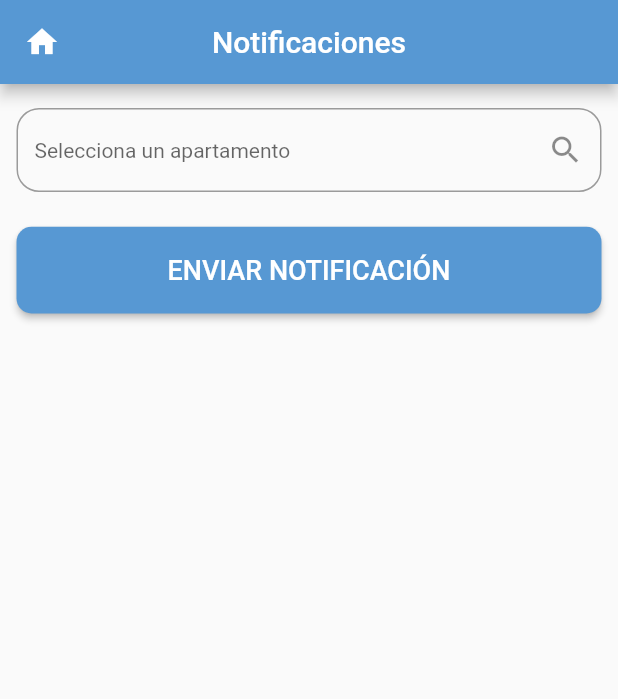
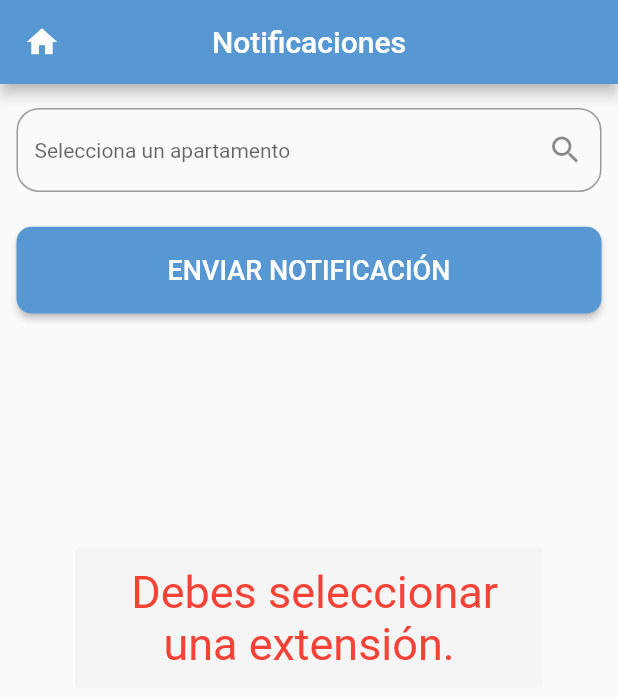
Before and after one commit to carlos-figuera/porteria22, a Flutter app: the NotificacionWhatsappPage screen opened directly, after a tap on "ENVIAR NOTIFICACIÓN", on a phone screen of 412 x 824 dp. Shown: the top 699 px of the screen. Run offline on Flutter 3.47's test engine with Material 2 defaults, Android fonts, the phone set to English and light mode, and no system bars; drawn by our look-alikes of oktoast, searchfield; our stand-ins replace auto_size_text, cached_network_image, dio, firebase_core, firebase_storage, flutter_secure_storage and 6 more; missing offline and left inert: qr_code_scanner; accounts and stored records are empty.

Commit message:
version final

```diff
--- a/lib/Util/Solicitudes_http.dart
+++ b/lib/Util/Solicitudes_http.dart
@@ -18,7 +18,7 @@ class Solicitudes_http {
 
   static Loads loads;
   String UrlBase = "https://phenlinea.com";
-
+//  String UrlBase = "https://phenlinea.com";
 
 
 
--- a/lib/app/ui/Login/recuperar_contrasena.dart
+++ b/lib/app/ui/Login/recuperar_contrasena.dart
@@ -72,7 +72,7 @@ class Recuperar_contrasenaState extends State<Recuperar_contrasena> {
         centerTitle: true,
       ),
       body: Stack(
-        overflow: Overflow.clip,
+       // overflow: Overflow.clip,
         children: <Widget>[
           SingleChildScrollView(
             child: Container(
--- a/lib/app/ui/notificacion_Whatsap_page/widgets/body_notificacion_whatsapp.dart
+++ b/lib/app/ui/notificacion_Whatsap_page/widgets/body_notificacion_whatsapp.dart
@@ -1,5 +1,6 @@
 import 'dart:io';
 
+import 'package:dio/dio.dart';
 import 'package:firebase_storage/firebase_storage.dart';
 import 'package:flutter/cupertino.dart';
 import 'package:flutter/material.dart';
@@ -7,12 +8,16 @@ import 'package:image_picker/image_picker.dart';
 
 import 'package:porteria/Util/Const.dart';
 import 'package:porteria/Util/Load.dart';
+import 'package:porteria/Util/Offline.dart';
 import 'package:porteria/Util/Solicitudes_http.dart';
 import 'package:porteria/Util/widget_globales.dart';
 import 'package:porteria/app/modelos/M_apartamento.dart';
 import 'package:porteria/app/modelos/M_extensiones.dart';
+import 'package:dio/src/response.dart' as repp;
+import 'package:dio/src/multipart_file.dart' as s_archivo;
+import 'package:searchfield/searchfield.dart';
 
-import 'package:searchfield/searchfield.dart';
+import '../../../modelos/model_user.dart';
 
 class BodyNotificacionaWhatsa extends StatefulWidget {
   const BodyNotificacionaWhatsa({Key key}) : super(key: key);
@@ -27,8 +32,7 @@ class _BodyNotificacionaWhatsaState extends State<BodyNotificacionaWhatsa> {
   final storage = FirebaseStorage.instance;
   Solicitudes_http solicitudes_http;
   bool _carga = false;
-  TextEditingController _buscarController = new TextEditingController();
-  var _radioGroupValue = '1';
+
   double alto = 0.3;
   String selectApt;
 
@@ -43,26 +47,8 @@ class _BodyNotificacionaWhatsaState extends State<BodyNotificacionaWhatsa> {
 
   final _formKey = GlobalKey<FormState>();
 
-  TextEditingController _nombreController = TextEditingController();
-  final TextEditingController _nombreAptController = TextEditingController();
-  TextEditingController _cedulaController = TextEditingController();
-  TextEditingController _telefononController = TextEditingController();
-  TextEditingController _placaController = TextEditingController();
-  final TextEditingController _nombreEmController = TextEditingController();
-  final TextEditingController _arlController = TextEditingController();
-  final TextEditingController _epsController = TextEditingController();
-
-  TextEditingController _buscarApartamentoController =
+  final TextEditingController _buscarApartamentoController =
       TextEditingController(text: "");
-  final FocusNode _cedula = FocusNode();
-  final FocusNode _nombre = FocusNode();
-  final FocusNode _nombreApt = FocusNode();
-  final FocusNode _telefono = FocusNode();
-  final FocusNode _placa = FocusNode();
-  final FocusNode _nombreEm = FocusNode();
-  final FocusNode _arl = FocusNode();
-  final FocusNode _eps = FocusNode();
-  final FocusNode _falso = FocusNode();
 
   File _image;
 
@@ -84,7 +70,7 @@ class _BodyNotificacionaWhatsaState extends State<BodyNotificacionaWhatsa> {
   void initState() {
     super.initState();
     solicitudes_http = new Solicitudes_http(context);
-    _listApa = new List();
+    _listApa = [];
     getApartamentos();
   }
 
@@ -100,18 +86,64 @@ class _BodyNotificacionaWhatsaState extends State<BodyNotificacionaWhatsa> {
         ));
   }
 
-  setNotificacion({String namePara, String dat, String ur}) async {
-    var snapshot = await solicitudes_http.enivarNotificacion(
-        nameParam: namePara, data: dat, url: ur);
-    if (snapshot != null) {
-      if (snapshot["codigo"] == "200") {
-        var data1 = snapshot["data"];
+  notifyDelivery() async {
+    UserData userData = UserData();
+    userData = await obtenerDataUser();
+    Loads loads = new Loads(context);
+    loads.Carga("Procesando...");
+
+    userData = await obtenerDataUser();
+    //  print(userData.apiToken);
+    String token = userData.apiToken;
+
+    FormData formData = FormData.fromMap({
+      "media": _image != null
+          ? s_archivo.MultipartFile.fromFileSync(_image.path,
+              filename: "foto1.png")
+          : null
+    });
+
+    repp.Response response;
+    Dio dio = Dio();
+    try {
+      response = await dio.post(
+        solicitudes_http.UrlBase +
+            "/api/extensions/${selectApt}/delivery",
+        data: await formData,
+        options: Options(
+          headers: {
+            HttpHeaders.contentTypeHeader: "application/json",
+            HttpHeaders.authorizationHeader: "Bearer $token"
+          },
+        ),
+        onSendProgress: (received, total) {
+          if (total != -1) {
+            print((received / total * 100).toStringAsFixed(0) + "%");
+          }
+        },
+      );
+
+      if (response.statusCode == 200) {
+        loads.cerrar();
+
+        print("Desde respuest 200 " + response.toString());
+        //Limpiar la panatalla
+        _image = null;
+
+        selectApt = null;
+        newApt = false;
+        checkedValue = false;
+        loads.Toast_Resull(2, "La operación fue procesada con éxito.");
+        _buscarApartamentoController.clear();
         setState(() {});
-      } else {
-        _carga = false;
-        print("Desde enviar notificacion  ${snapshot["codigo"]} ");
-        setState(() {});
+      } else if (response.statusCode >= 400) {
+        loads.cerrar();
+        print("Desde respuest 200 " + response.statusCode.toString());
+        loads.Toast_Resull(1, "La operación ha fallado.");
       }
+    } catch (error) {
+      loads.cerrar();
+      loads.Toast_Resull(1, "La operación ha fallado.");
     }
   }
 
@@ -220,11 +252,12 @@ class _BodyNotificacionaWhatsaState extends State<BodyNotificacionaWhatsa> {
                                   if (apa.name ==
                                       _buscarApartamentoController.text) {
                                     curretExtension = apa;
+                                    selectApt = curretExtension.id.toString();
                                     checkedValue = true;
                                   }
                                 });
 
-                                print(" $newApt");
+                                print(" ${curretExtension.name}");
 
                                 setState(() {});
                               },
@@ -239,7 +272,16 @@ class _BodyNotificacionaWhatsaState extends State<BodyNotificacionaWhatsa> {
                             visible: checkedValue,
                             child: Container(
                               child: Column(children: [
-                                Container(
+                                const Padding(
+                                  padding: EdgeInsets.all(8.0),
+                                  child: Text(
+                                    "Extensión seleccionada",
+                                    style: TextStyle(
+                                        fontSize: 18,
+                                        fontWeight: FontWeight.w900),
+                                  ),
+                                ),
+                               /* Container(
                                   height: screenHeight * 0.1,
                                   width: screenWidth,
                                   //   color: Colors.blue,
@@ -249,11 +291,11 @@ class _BodyNotificacionaWhatsaState extends State<BodyNotificacionaWhatsa> {
                                     ExcludeSemantics(
                                         child: Text(
                                       "${curretExtension.name}",
-                                      style: TextStyle(
+                                      style: const TextStyle(
                                           fontSize: 18,
                                           fontWeight: FontWeight.w900),
                                     )),
-                                    SizedBox(width: 10),
+                                    const SizedBox(width: 10),
                                     Expanded(
                                       child: ListView.builder(
                                           itemCount:
@@ -274,7 +316,7 @@ class _BodyNotificacionaWhatsaState extends State<BodyNotificacionaWhatsa> {
                                           }),
                                     )
                                   ]),
-                                ),
+                                ),*/
 
                                 //foto del visitante
                                 Container(
@@ -293,15 +335,16 @@ class _BodyNotificacionaWhatsaState extends State<BodyNotificacionaWhatsa> {
                                               Positioned(
                                                 child: CircleAvatar(
                                                   backgroundColor: Colors.white,
-                                                  radius : screenWidth * 0.085,
+                                                  radius: screenWidth * 0.085,
                                                   child: IconButton(
                                                       onPressed: () {
                                                         getImage();
                                                       },
-
                                                       icon: Icon(
-                                                        Icons.add_a_photo_rounded,
-                                                        size: screenWidth * 0.075,
+                                                        Icons
+                                                            .add_a_photo_rounded,
+                                                        size:
+                                                            screenWidth * 0.07,
                                                         color: colorButton,
                                                       )),
                                                 ),
@@ -316,51 +359,9 @@ class _BodyNotificacionaWhatsaState extends State<BodyNotificacionaWhatsa> {
                                             },
                                             icon: Icon(
                                               Icons.add_a_photo_rounded,
-                                              size: screenWidth * 0.4,
+                                              size: screenWidth * 0.3,
                                               color: colorButton,
                                             ))),
-                                //foto del visitante
-                                /* Container(
-                                    height: screenHeight * 0.08,
-                                    width: screenWidth * 0.95,
-                                    padding: const EdgeInsets.only(top: 5),
-                                    child: ElevatedButton.icon(
-                                      onPressed: () {
-                                        getImage();
-                                      },
-                                      icon: Icon(
-                                        Icons.add_a_photo,
-                                        color: _image != null
-                                            ? Colors.green
-                                            : Colors.grey,
-                                      ),
-                                      style: ButtonStyle(
-                                        backgroundColor:
-                                            MaterialStateProperty.all<Color>(
-                                                Colors.white),
-                                        elevation:
-                                            MaterialStateProperty.all<double>(
-                                                5),
-                                        enableFeedback: true,
-                                        shape: MaterialStateProperty.all<
-                                            OutlinedBorder>(
-                                          const RoundedRectangleBorder(
-                                              borderRadius: BorderRadius.all(
-                                            Radius.circular(10.0),
-                                          )),
-                                          //  alignment:Alignment.centerLeft
-                                        ),
-                                      ),
-                                      label: Text(
-                                        _image != null
-                                            ? "Foto adjuntada"
-                                            : "Foto del visitante",
-                                        style: TextStyle(
-                                            color: _image != null
-                                                ? Colors.green
-                                                : Colors.grey),
-                                      ),
-                                    )),*/
                               ]),
                               height: screenHeight * 0.42,
                               width: double.infinity,
@@ -388,7 +389,15 @@ class _BodyNotificacionaWhatsaState extends State<BodyNotificacionaWhatsa> {
                               ),
                               color: colorButton,
                               textColor: Colors.white,
-                              onPressed: () async {},
+                              onPressed: () {
+                                Loads loads =   Loads(context);
+                                if (selectApt != null) {
+                                  notifyDelivery();
+                                } else {
+                                  loads.Toast_Resull(
+                                      1, " Debes seleccionar una extensión.");
+                                }
+                              },
                             )),
                       ],
                     ))));
--- a/pubspec.yaml
+++ b/pubspec.yaml
@@ -46,11 +46,11 @@ dependencies:
   intl: ^0.16.1
   flutter_svg: ^0.19.3
   date_time_picker: 1.1.1
-  qr_code_scanner: ^0.6.0
+  qr_code_scanner: ^1.0.1
   vibration: ^1.7.3
   searchfield: ^0.5.1
   oktoast: ^3.1.2
-  flutter_secure_storage: ^5.0.0
+  flutter_secure_storage: ^6.0.0
   firebase_core: ^1.21.1
   firebase_storage: ^10.2.17
 dev_dependencies:
```
Also changed, not shown: lib/Util/widget_globales.dart (+6 -4 lines), lib/app/ui/home_page/Home.dart (+4 -4 lines), 1 other file.
